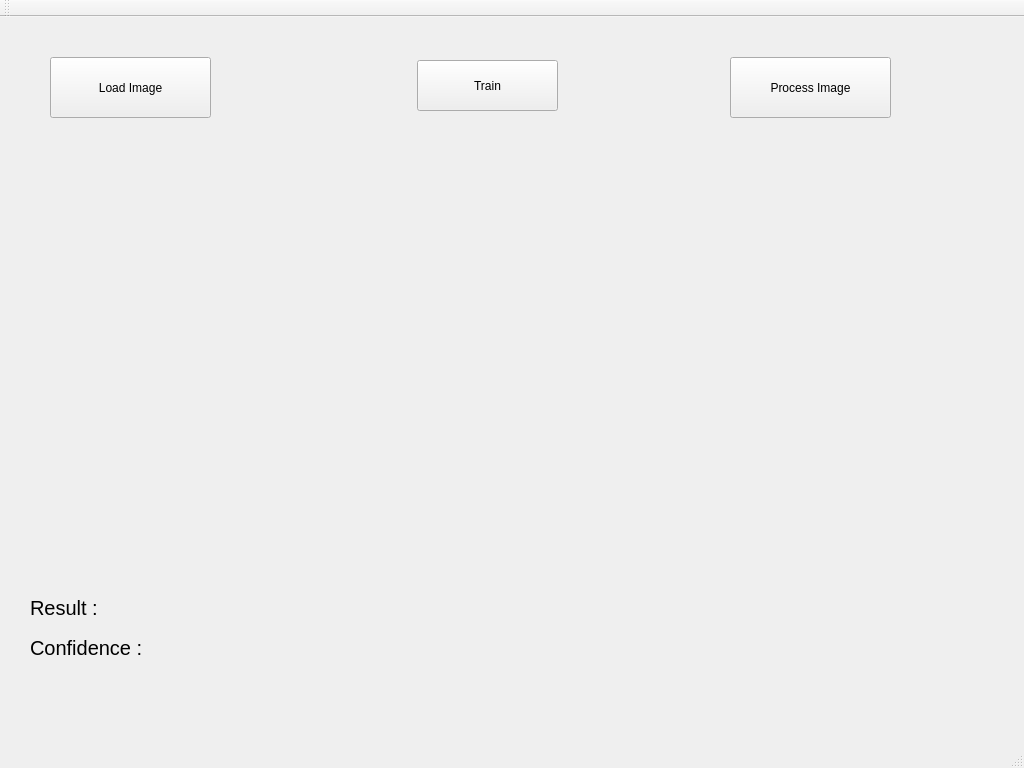
Chaitanya-git/Intellidetect, file intelliui/IntelliUI/mainwindow.ui: the form before one commit.
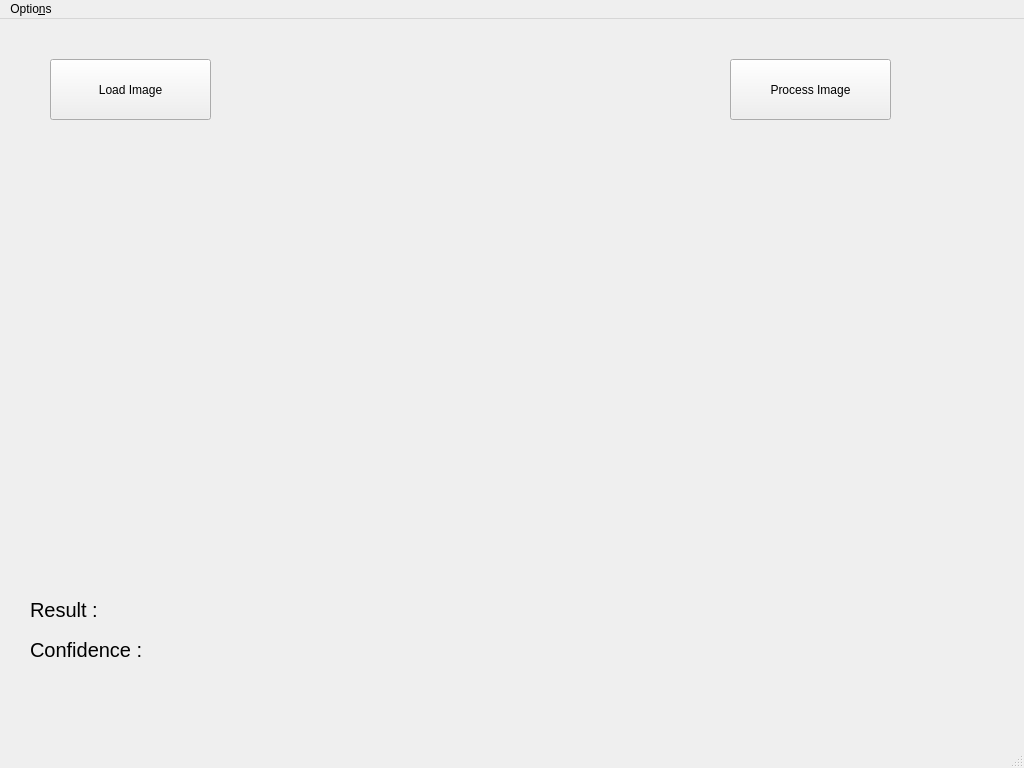
The form after the commit.

Commit message: Moved train option to menubar. Added function to allow training on a single example Changed return type of load functions to bool. Modified network to allow loading multiple training datasets and a testing dataset. Fixed typos and changed variable names

```diff
--- a/intelliui/IntelliUI/mainwindow.ui
+++ b/intelliui/IntelliUI/mainwindow.ui
@@ -115,19 +115,6 @@
      <string/>
     </property>
    </widget>
-   <widget class="QPushButton" name="trainButton">
-    <property name="geometry">
-     <rect>
-      <x>417</x>
-      <y>43</y>
-      <width>141</width>
-      <height>51</height>
-     </rect>
-    </property>
-    <property name="text">
-     <string>Train</string>
-    </property>
-   </widget>
   </widget>
   <widget class="QMenuBar" name="menuBar">
    <property name="geometry">
@@ -138,14 +125,14 @@
      <height>25</height>
     </rect>
    </property>
-  </widget>
-  <widget class="QToolBar" name="mainToolBar">
-   <attribute name="toolBarArea">
-    <enum>TopToolBarArea</enum>
-   </attribute>
-   <attribute name="toolBarBreak">
-    <bool>false</bool>
-   </attribute>
+   <widget class="QMenu" name="menuOptions">
+    <property name="title">
+     <string>Optio&amp;ns</string>
+    </property>
+    <addaction name="actionTrain_from_file"/>
+    <addaction name="actionTrain_for_current_input"/>
+   </widget>
+   <addaction name="menuOptions"/>
   </widget>
   <widget class="QStatusBar" name="statusBar"/>
  </widget>
```
Left out of the diff: 16 changed lines with no effect on the pictures. The commit also changes 4 other files.
